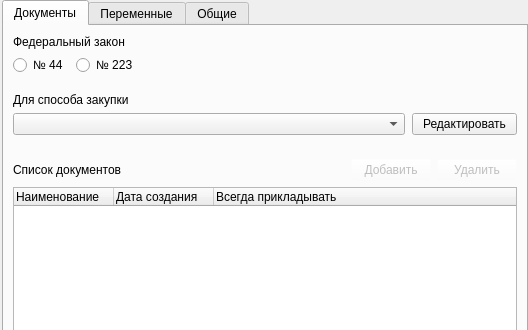
Korolev-Oleg/Tend-Manager, file interface/ui/settings.ui: the form before one commit; both pictures show x 0 to 528 and y 0 to 330 of the 528 by 651 pixel window.
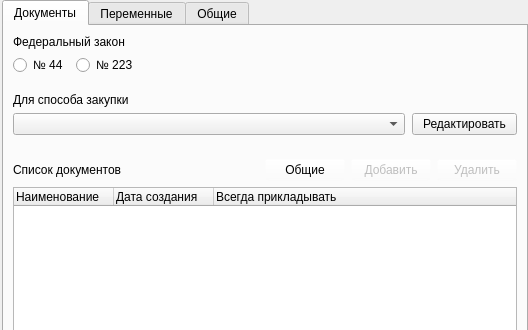
The form after the commit. Icons and pictures are not drawn.

Patch:
```diff
--- a/interface/ui/settings.ui
+++ b/interface/ui/settings.ui
@@ -185,6 +185,20 @@
             </property>
            </spacer>
           </item>
+          <item>
+           <widget class="QPushButton" name="pushAllButton">
+            <property name="styleSheet">
+             <string notr="true">background-color: rgba(255, 255, 255, 0);</string>
+            </property>
+            <property name="text">
+             <string>Общие</string>
+            </property>
+            <property name="icon">
+             <iconset>
+              <normaloff>interface/icons/docs.ico</normaloff>interface/icons/docs.ico</iconset>
+            </property>
+           </widget>
+          </item>
           <item>
            <widget class="QPushButton" name="btn_pushTotree">
             <property name="enabled">
```
